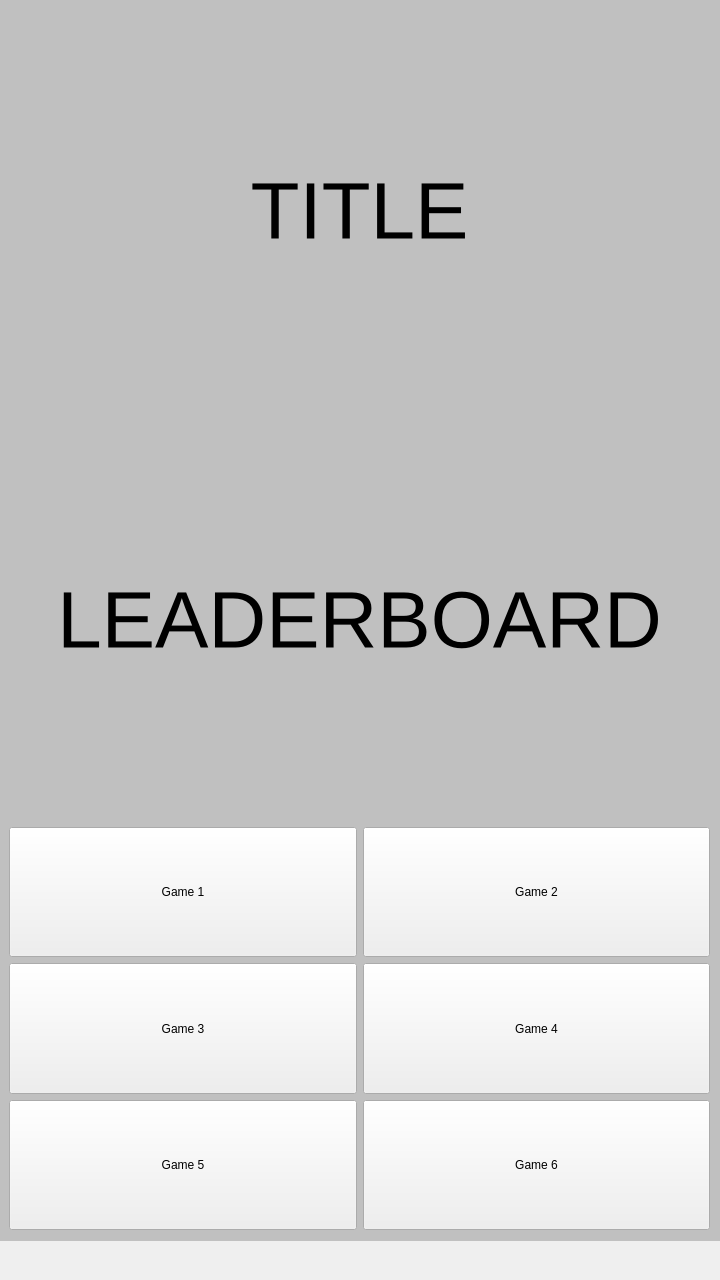
The window that mainwindow.ui (dylondark/cob-taylor-games) describes before a commit, drawn with Qt 5.
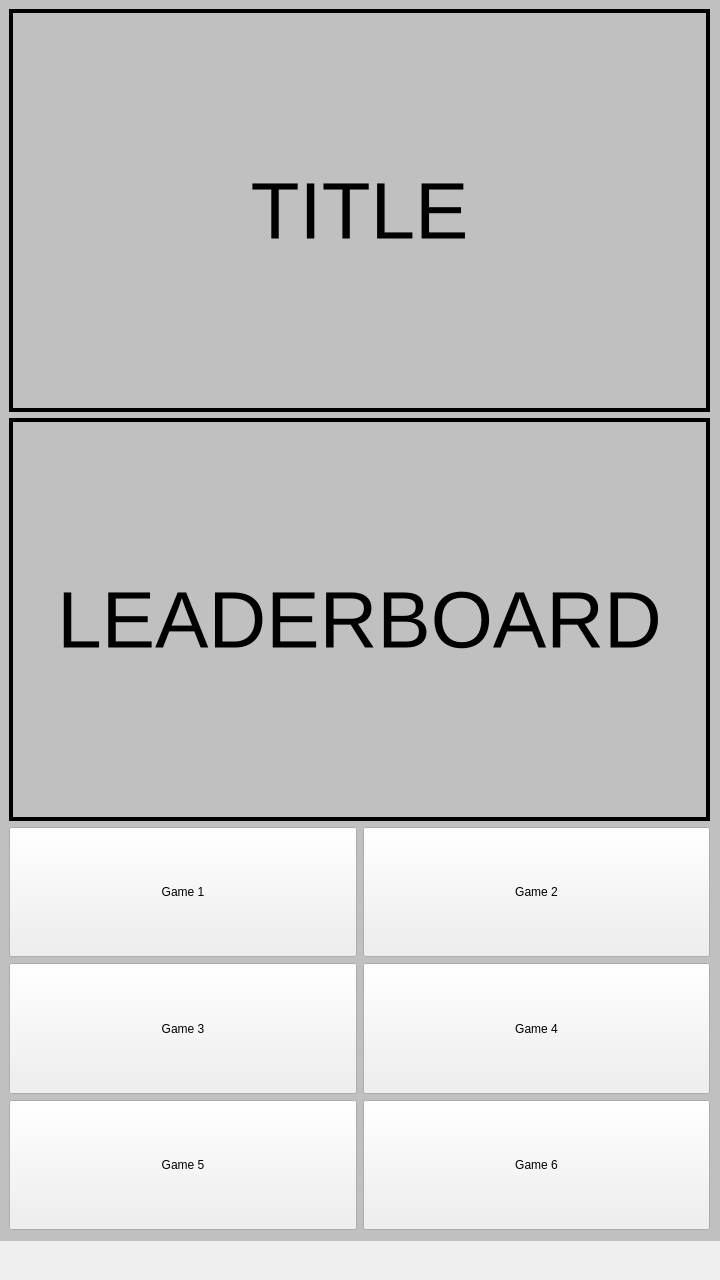
The same window after the commit.

Commit message: Apply black borders to leaderboard and title objects for visibility

The edit to the form file:
```diff
--- a/mainwindow.ui
+++ b/mainwindow.ui
@@ -58,6 +58,9 @@
           <pointsize>60</pointsize>
          </font>
         </property>
+        <property name="styleSheet">
+         <string notr="true">border: 4px solid black;</string>
+        </property>
         <property name="text">
          <string>TITLE</string>
         </property>
@@ -76,6 +79,9 @@
           <pointsize>60</pointsize>
          </font>
         </property>
+        <property name="styleSheet">
+         <string notr="true">border: 4px solid black;</string>
+        </property>
         <property name="text">
          <string>LEADERBOARD</string>
         </property>
```
